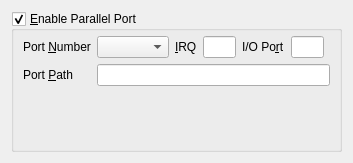
jljuxgm/vboxgit, file vbox/src/VBox/Frontends/VirtualBox4/ui/VBoxVMSettingsParallel.ui: the form before one commit.
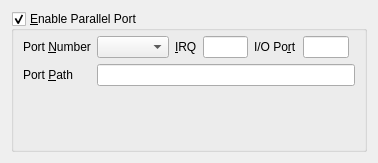
The form after the commit.

What changed in the file:
```diff
--- a/vbox/src/VBox/Frontends/VirtualBox4/ui/VBoxVMSettingsParallel.ui
+++ b/vbox/src/VBox/Frontends/VirtualBox4/ui/VBoxVMSettingsParallel.ui
@@ -22,7 +22,7 @@
    <rect>
     <x>0</x>
     <y>0</y>
-    <width>353</width>
+    <width>378</width>
     <height>163</height>
    </rect>
   </property>
```
